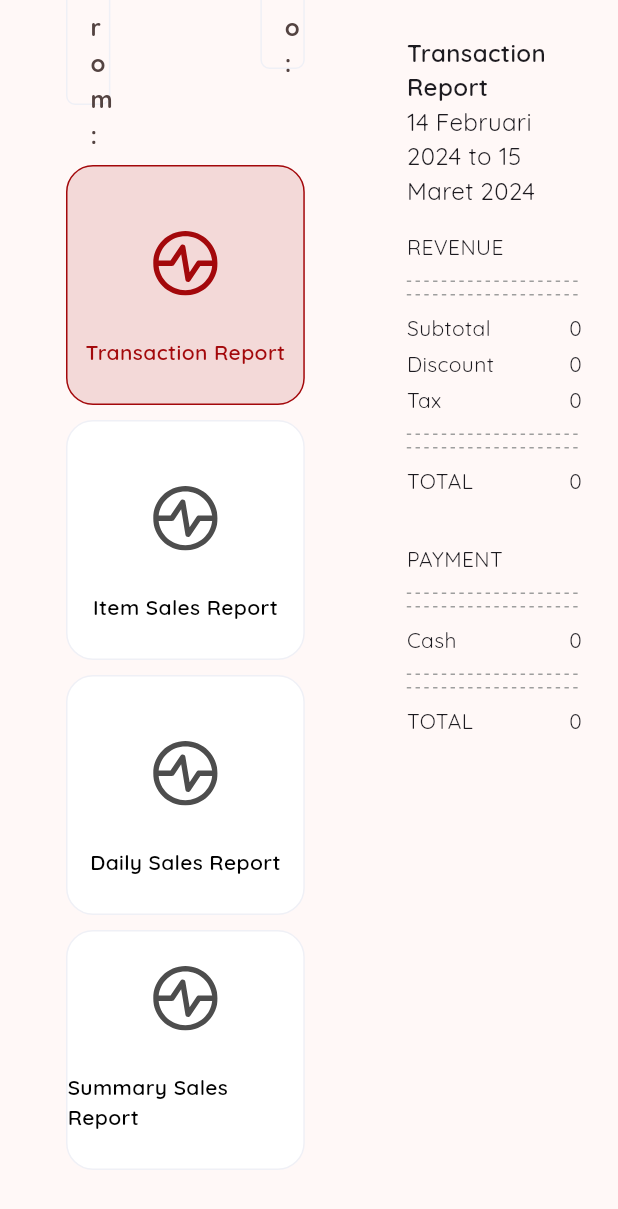
After one commit to nadillachantika/flutter_posresto_app, a Flutter app: the ReservationPage screen opened directly, scrolled down 229 dp, after a tap on "Transaction Report", on a phone screen of 412 x 824 dp. The commit adds this screen. Shown: the top 1209 px of the screen. Run offline on Flutter 3.47's test engine with Material 3 defaults, Android fonts, the phone set to English and light mode, and no system bars; our stand-ins replace bloc, dartz, flutter_bloc, flutter_svg, freezed_annotation, google_fonts and 3 more; missing offline and left inert: esc_pos_utils_plus, print_bluetooth_thermal; accounts and stored records are empty; generated files the repository leaves out were written again; statements that could not run were skipped.

Commit message:
update reservation menu

```diff
--- a/lib/core/constants/colors.dart
+++ b/lib/core/constants/colors.dart
@@ -29,7 +29,7 @@ class AppColors {
   static const Color card = Color(0xffE5E5E5);
 
   /// disabled = #C8D1E1
-  static const Color disabled = Color(0xffC8D1E1);
+  static const Color disabled = Color.fromARGB(255, 225, 200, 200);
 
   /// subtitle = #7890CD
   static const Color subtitle = Color.fromARGB(255, 205, 120, 120);
--- a/lib/core/constants/variables.dart
+++ b/lib/core/constants/variables.dart
@@ -1,5 +1,5 @@
 class Variables {
   static const String appName = 'Resto App';
   static const String apiVersion = 'v1';
-  static const String baseUrl = 'http://192.168.71.219:8000';
+  static const String baseUrl = 'http://192.168.100.7:8000';
 }
--- a/lib/presentations/home/pages/dashboard_page.dart
+++ b/lib/presentations/home/pages/dashboard_page.dart
@@ -9,6 +9,7 @@ import 'package:flutter_restopos/presentations/auth/bloc/logout/logout_bloc.dart
 import 'package:flutter_restopos/presentations/home/pages/home_pages.dart';
 import 'package:flutter_restopos/presentations/home/widgets/nav_item.dart';
 import 'package:flutter_restopos/presentations/report/pages/report_page.dart';
+import 'package:flutter_restopos/presentations/reservation/pages/reservation_page.dart';
 import 'package:flutter_restopos/presentations/setting/pages/setting_page.dart';
 import 'package:flutter_restopos/presentations/setting/pages/sync_data_page.dart';
 
@@ -26,11 +27,10 @@ class _DashboardPageState extends State<DashboardPage> {
     const HomePage(),
     // const Center(child: Text('This is page 2')),
     const ReportPage(),
-    const Center(child: Text('This is page 3')),
+    const ReservationPage(),
     // const Center(child: Text('This is page 4')),
     const SettingsPage(),
-        const Center(child: Text('This is page 3')),
-
+    const Center(child: Text('This is page 3')),
   ];
 
   void _onItemTapped(int index) {
@@ -65,7 +65,7 @@ class _DashboardPageState extends State<DashboardPage> {
                           onTap: () => _onItemTapped(1),
                         ),
                         NavItem(
-                          iconPath: Assets.icons.dashboard.path,
+                          iconPath: Assets.icons.calendar.path,
                           isActive: _selectedIndex == 2,
                           onTap: () => _onItemTapped(2),
                         ),
--- /dev/null
+++ b/lib/presentations/reservation/pages/reservation_page.dart
@@ -0,0 +1,228 @@
+
+import 'package:flutter/material.dart';
+import 'package:flutter_restopos/core/components/custom_date_picker.dart';
+import 'package:flutter_restopos/core/components/dashed_line.dart';
+import 'package:flutter_restopos/core/components/spaces.dart';
+import 'package:flutter_restopos/core/extensions/date_time_ext.dart';
+import 'package:flutter_restopos/presentations/report/widgets/report_menu.dart';
+import 'package:flutter_restopos/presentations/report/widgets/report_title.dart';
+import 'package:flutter_restopos/presentations/reservation/widgets/reservation_title.dart';
+
+
+
+class ReservationPage extends StatefulWidget {
+  const ReservationPage({super.key});
+
+  @override
+  State<ReservationPage> createState() => _ReservationPageState();
+}
+
+class _ReservationPageState extends State<ReservationPage> {
+  int selectedMenu = 0;
+  String title = 'Summary Sales Report';
+  DateTime fromDate = DateTime.now().subtract(const Duration(days: 30));
+  DateTime toDate = DateTime.now();
+
+  @override
+  Widget build(BuildContext context) {
+
+    String searchDateFormatted =
+        '${fromDate.toFormattedDate2()} to ${toDate.toFormattedDate2()}';
+
+    return Scaffold(
+      body: Row(
+        children: [
+          // LEFT CONTENT
+          Expanded(
+            flex: 3,
+            child: Align(
+              alignment: Alignment.topLeft,
+              child: SingleChildScrollView(
+                padding: const EdgeInsets.all(24.0),
+                child: Column(
+                  crossAxisAlignment: CrossAxisAlignment.start,
+                  children: [
+                    const ReservationTitle(),
+                    Padding(
+                      padding: const EdgeInsets.all(20.0),
+                      child: Row(
+                        mainAxisAlignment: MainAxisAlignment.spaceBetween,
+                        children: [
+                          Flexible(
+                            child: CustomDatePicker(
+                              prefix: const Text('From: '),
+                              initialDate: fromDate,
+                              onDateSelected: (selectedDate) {
+                                fromDate = selectedDate;
+                                setState(() {});
+                              },
+                            ),
+                          ),
+                          const SpaceWidth(100.0),
+                          Flexible(
+                            child: CustomDatePicker(
+                              prefix: const Text('To: '),
+                              initialDate: toDate,
+                              onDateSelected: (selectedDate) {
+                                toDate = selectedDate;
+                                setState(() {});
+                              },
+                            ),
+                          ),
+                        ],
+                      ),
+                    ),
+                    Padding(
+                      padding: const EdgeInsets.all(15.0),
+                      child: Wrap(
+                        children: [
+                          ReportMenu(
+                            label: 'Transaction Report',
+                            onPressed: () {
+                              selectedMenu = 1;
+                              title = 'Transaction Report';
+                              setState(() {});
+                            },
+                            isActive: selectedMenu == 1,
+                          ),
+                          ReportMenu(
+                            label: 'Item Sales Report',
+                            onPressed: () {
+                              selectedMenu = 4;
+                              title = 'Item Sales Report';
+                              setState(() {});
+                            },
+                            isActive: selectedMenu == 4,
+                          ),
+                          ReportMenu(
+                            label: 'Daily Sales Report',
+                            onPressed: () {
+                              selectedMenu = 5;
+                              title = 'Daily Sales Report';
+                              setState(() {});
+                            },
+                            isActive: selectedMenu == 5,
+                          ),
+                          ReportMenu(
+                            label: 'Summary Sales Report',
+                            onPressed: () {
+                              selectedMenu = 0;
+                              title = 'Summary Sales Report';
+                              setState(() {});
+                            },
+                            isActive: selectedMenu == 0,
+                          ),
+                        ],
+                      ),
+                    ),
+                  ],
+                ),
+              ),
+            ),
+          ),
+
+          // RIGHT CONTENT
+          Expanded(
+            flex: 2,
+            child: Align(
+              alignment: Alignment.topCenter,
+              child: SingleChildScrollView(
+                padding: const EdgeInsets.all(24.0),
+                child: Column(
+                  crossAxisAlignment: CrossAxisAlignment.start,
+                  children: [
+                    Center(
+                      child: Text(
+                        title,
+                        style: const TextStyle(
+                            fontWeight: FontWeight.w600, fontSize: 16.0),
+                      ),
+                    ),
+                    Center(
+                      child: Text(
+                        searchDateFormatted,
+                        style: const TextStyle(fontSize: 16.0),
+                      ),
+                    ),
+                    const SpaceHeight(16.0),
+
+                    // REVENUE INFO
+                    ...[
+                      const Text('REVENUE'),
+                      const SpaceHeight(8.0),
+                      const DashedLine(),
+                      const DashedLine(),
+                      const SpaceHeight(8.0),
+                      const Row(
+                        mainAxisAlignment: MainAxisAlignment.spaceBetween,
+                        children: [
+                          Text('Subtotal'),
+                          Text('0'),
+                        ],
+                      ),
+                      const SpaceHeight(4.0),
+                      const Row(
+                        mainAxisAlignment: MainAxisAlignment.spaceBetween,
+                        children: [
+                          Text('Discount'),
+                          Text('0'),
+                        ],
+                      ),
+                      const SpaceHeight(4.0),
+                      const Row(
+                        mainAxisAlignment: MainAxisAlignment.spaceBetween,
+                        children: [
+                          Text('Tax'),
+                          Text('0'),
+                        ],
+                      ),
+                      const SpaceHeight(8.0),
+                      const DashedLine(),
+                      const DashedLine(),
+                      const SpaceHeight(8.0),
+                      const Row(
+                        mainAxisAlignment: MainAxisAlignment.spaceBetween,
+                        children: [
+                          Text('TOTAL'),
+                          Text('0'),
+                        ],
+                      ),
+                    ],
+                    const SpaceHeight(32.0),
+
+                    // PAYMENT INFO
+                    ...[
+                      const Text('PAYMENT'),
+                      const SpaceHeight(8.0),
+                      const DashedLine(),
+                      const DashedLine(),
+                      const SpaceHeight(8.0),
+                      const Row(
+                        mainAxisAlignment: MainAxisAlignment.spaceBetween,
+                        children: [
+                          Text('Cash'),
+                          Text('0'),
+                        ],
+                      ),
+                      const SpaceHeight(8.0),
+                      const DashedLine(),
+                      const DashedLine(),
+                      const SpaceHeight(8.0),
+                      const Row(
+                        mainAxisAlignment: MainAxisAlignment.spaceBetween,
+                        children: [
+                          Text('TOTAL'),
+                          Text('0'),
+                        ],
+                      ),
+                    ],
+                  ],
+                ),
+              ),
+            ),
+          ),
+        ],
+      ),
+    );
+  }
+}
--- /dev/null
+++ b/lib/presentations/reservation/widgets/reservation_menu.dart
@@ -0,0 +1,61 @@
+import 'package:flutter/material.dart';
+import 'package:flutter_restopos/core/components/spaces.dart';
+import 'package:flutter_restopos/core/constants/colors.dart';
+import 'package:flutter_restopos/gen/assets.gen.dart';
+
+
+class ReportMenu extends StatelessWidget {
+  final String label;
+  final VoidCallback onPressed;
+  final bool isActive;
+
+  const ReportMenu({
+    super.key,
+    required this.label,
+    required this.onPressed,
+    required this.isActive,
+  });
+
+  @override
+  Widget build(BuildContext context) {
+    return GestureDetector(
+      onTap: onPressed,
+      child: Container(
+        margin: const EdgeInsets.all(5.0),
+        width: 180.0,
+        height: 160.0,
+        alignment: Alignment.center,
+        decoration: BoxDecoration(
+          color:
+              isActive ? AppColors.primary.withOpacity(0.13) : AppColors.white,
+          borderRadius: BorderRadius.circular(18.0),
+          border: Border.all(
+            color: isActive ? AppColors.primary : AppColors.stroke,
+          ),
+        ),
+        child: Column(
+          mainAxisAlignment: MainAxisAlignment.end,
+          children: [
+            Assets.icons.report.svg(
+              colorFilter: isActive
+                  ? const ColorFilter.mode(
+                      AppColors.primary,
+                      BlendMode.srcIn,
+                    )
+                  : null,
+            ),
+            const SpaceHeight(28.0),
+            Text(
+              label,
+              style: TextStyle(
+                color: isActive ? AppColors.primary : AppColors.black,
+                fontWeight: FontWeight.w600,
+              ),
+            ),
+            const SpaceHeight(24.0),
+          ],
+        ),
+      ),
+    );
+  }
+}
--- /dev/null
+++ b/lib/presentations/reservation/widgets/reservation_title.dart
@@ -0,0 +1,36 @@
+import 'package:flutter/material.dart';
+import 'package:flutter_restopos/core/components/spaces.dart';
+import 'package:flutter_restopos/core/constants/colors.dart';
+import 'package:flutter_restopos/core/extensions/date_time_ext.dart';
+
+
+class ReservationTitle extends StatelessWidget {
+  const ReservationTitle({super.key});
+
+  @override
+  Widget build(BuildContext context) {
+    return Column(
+      crossAxisAlignment: CrossAxisAlignment.start,
+      children: [
+        const Text(
+          'Reservation',
+          style: TextStyle(
+            color: AppColors.primary,
+            fontSize: 28,
+            fontWeight: FontWeight.w600,
+          ),
+        ),
+        const SpaceHeight(4.0),
+        Text(
+          DateTime.now().toFormattedDate(),
+          style: const TextStyle(
+            color: AppColors.subtitle,
+            fontSize: 16,
+          ),
+        ),
+        const SpaceHeight(20.0),
+        const Divider(),
+      ],
+    );
+  }
+}
```
